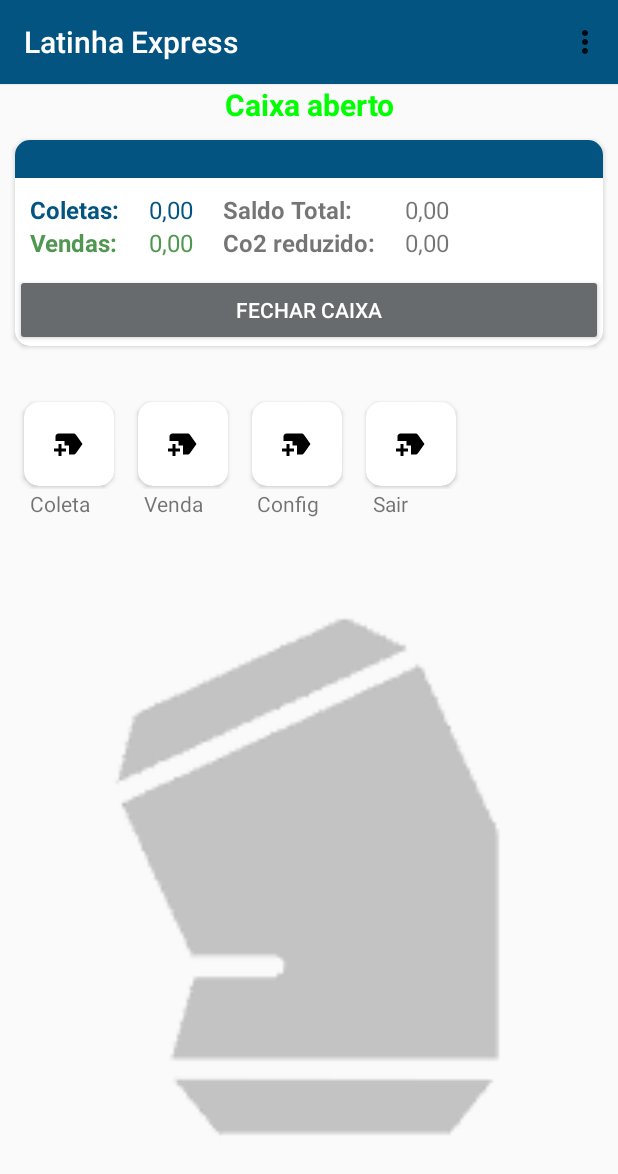
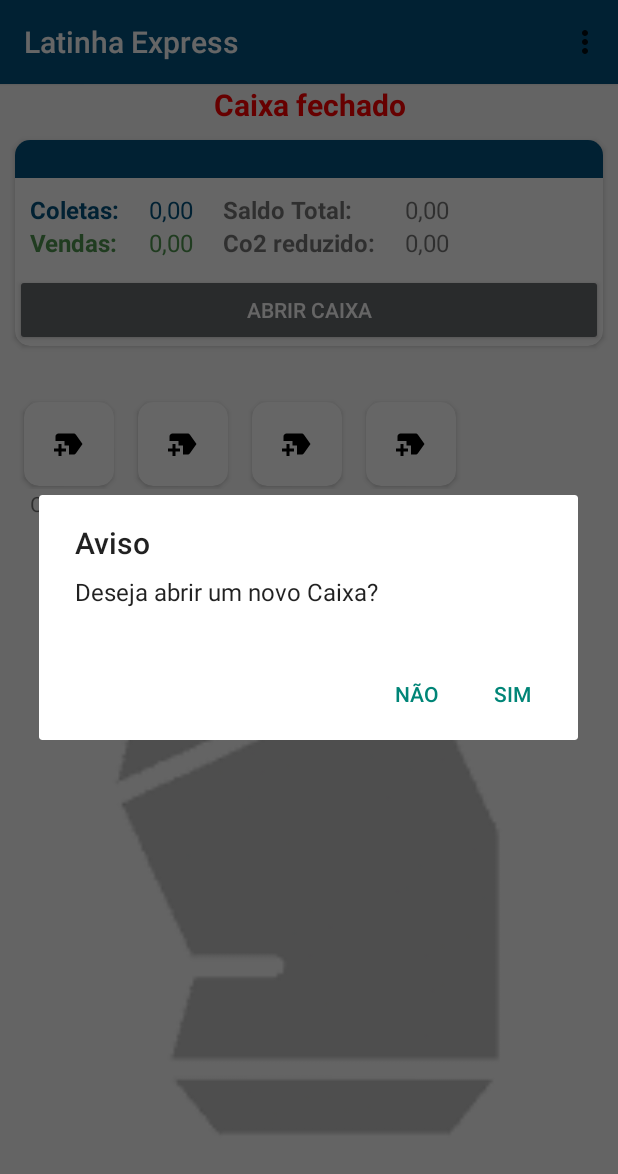
Before and after one commit to JoaoVitor-Dev/LatinhaExpress, an Android app: the HomeFragment screen opened directly, with no data from a screen before it, after a tap on "ABRIR CAIXA", on a phone screen of 412 x 824 dp. Shown: the top 1174 px of the screen. Run offline under Robolectric (Android 15) with nearby library versions, the phone set to English and light mode, and no system bars; our stand-ins replace Room's generated code.

Commit message:
Implementado dialog na abertura e fechamento de caixa

```diff
--- /dev/null
+++ b/app/src/main/java/com/example/latinhaexpress/dialog/MyDialog.java
@@ -0,0 +1,60 @@
+package com.example.latinhaexpress.dialog;
+
+import android.app.AlertDialog;
+import android.app.Dialog;
+import android.content.DialogInterface;
+import android.content.Intent;
+import android.os.Bundle;
+
+import androidx.annotation.NonNull;
+import androidx.annotation.Nullable;
+import androidx.fragment.app.DialogFragment;
+
+import com.example.latinhaexpress.views.MainActivity;
+
+public class MyDialog extends DialogFragment
+{
+    private String title;
+    private String message;
+    private String positiveButtonText;
+    private String negativeButtonText;
+    private DialogInterface.OnClickListener positiveClickListener;
+    private DialogInterface.OnClickListener negativeClickListener;
+
+    public static MyDialog newInstance(String title, String message) {
+        MyDialog fragment = new MyDialog();
+        Bundle args = new Bundle();
+        args.putString("title", title);
+        args.putString("message", message);
+        fragment.setArguments(args);
+        return fragment;
+    }
+
+    @NonNull
+    @Override
+    public Dialog onCreateDialog(@Nullable Bundle savedInstanceState) {
+        if (getArguments() != null) {
+            title = getArguments().getString("title");
+            message = getArguments().getString("message");
+        }
+
+        return new androidx.appcompat.app.AlertDialog.Builder(requireActivity())
+                .setTitle(title)
+                .setMessage(message)
+                .setPositiveButton(positiveButtonText, positiveClickListener)
+                .setNegativeButton(negativeButtonText, negativeClickListener)
+                .create();
+    }
+
+    public MyDialog setPositiveButton(String text, DialogInterface.OnClickListener listener) {
+        positiveButtonText = text;
+        positiveClickListener = listener;
+        return this;
+    }
+
+    public MyDialog setNegativeButton(String text, DialogInterface.OnClickListener listener) {
+        negativeButtonText = text;
+        negativeClickListener = listener;
+        return this;
+    }
+}
--- a/app/src/main/java/com/example/latinhaexpress/fragments/HomeFragment.java
+++ b/app/src/main/java/com/example/latinhaexpress/fragments/HomeFragment.java
@@ -1,12 +1,14 @@
 package com.example.latinhaexpress.fragments;
 
 import android.content.Context;
+import android.content.DialogInterface;
 import android.content.res.ColorStateList;
 import android.graphics.Color;
 import android.os.Bundle;
 
 import android.view.*;
 import android.widget.Button;
+import android.widget.Toast;
 import android.widget.Toolbar;
 import androidx.annotation.NonNull;
 import androidx.fragment.app.Fragment;
@@ -20,6 +22,7 @@ import androidx.room.Room;
 import com.example.latinhaexpress.R;
 import com.example.latinhaexpress.dao.AllDao;
 import com.example.latinhaexpress.database.MyDatabase;
+import com.example.latinhaexpress.dialog.MyDialog;
 import com.example.latinhaexpress.entities.Caixa;
 import com.example.latinhaexpress.entities.Usuario;
 
@@ -73,9 +76,48 @@ public class HomeFragment extends Fragment
             {
                 if(caixa == null)
                 {
-                    abrirCaixa();
-                }else{
-                    fecharCaixa();
+                    FragmentManager fragmentManager = getParentFragmentManager();
+                    MyDialog dialog = MyDialog.newInstance("Aviso", "Deseja abrir um novo Caixa?");
+
+                    dialog.setPositiveButton("Sim", new DialogInterface.OnClickListener() {
+                        @Override
+                        public void onClick(DialogInterface dialog, int which)
+                        {
+                            abrirCaixa();
+                        }
+                    });
+                    dialog.setNegativeButton("Não", new DialogInterface.OnClickListener() {
+                        @Override
+                        public void onClick(DialogInterface dialog, int which)
+                        {
+                            Toast.makeText(getContext(), "Operação cancelada!", Toast.LENGTH_SHORT).show();
+                        }
+                    });
+
+                    dialog.show(fragmentManager, "MyDialog");
+
+                }else
+                {
+                    FragmentManager fragmentManager = getParentFragmentManager();
+                    MyDialog dialog = MyDialog.newInstance("Aviso", "Deseja realmente fechar o Caixa?");
+
+                    dialog.setPositiveButton("Sim", new DialogInterface.OnClickListener() {
+                        @Override
+                        public void onClick(DialogInterface dialog, int which)
+                        {
+                            fecharCaixa();
+                        }
+                    });
+
+                    dialog.setNegativeButton("Não", new DialogInterface.OnClickListener() {
+                        @Override
+                        public void onClick(DialogInterface dialog, int which)
+                        {
+                            Toast.makeText(getContext(), "Operação cancelada!", Toast.LENGTH_SHORT).show();
+                        }
+                    });
+
+                    dialog.show(fragmentManager, "MyDialog");
                 }
             }
         });
@@ -178,6 +220,8 @@ public class HomeFragment extends Fragment
         statuscaixa.setTextColor(Color.GREEN);
 
         btnCaixa.setText("Fechar caixa");
+
+        Toast.makeText(getContext(), "Caixa aberto com sucesso!", Toast.LENGTH_SHORT).show();
     }
 
     private void fecharCaixa()
@@ -189,9 +233,12 @@ public class HomeFragment extends Fragment
         caixa = null;
 
         statuscaixa.setText("Caixa fechado");
+
         statuscaixa.setTextColor(Color.RED);
 
         btnCaixa.setText("Abrir caixa");
+
+        Toast.makeText(getContext(), "Caixa fechado com sucesso!", Toast.LENGTH_SHORT).show();
     }
 
 
```
